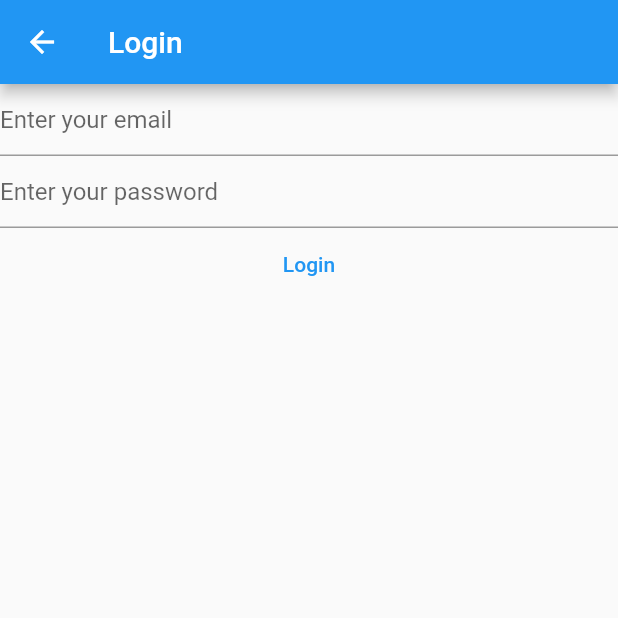
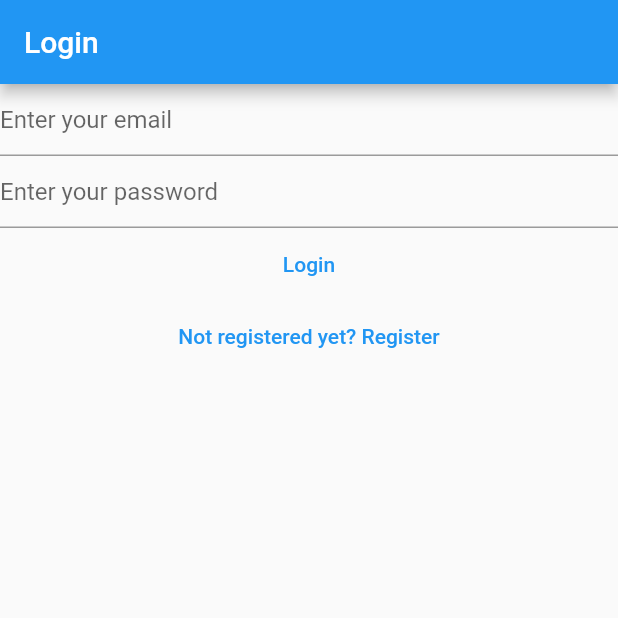
Before and after one commit to David-codes0/Cloud-Note-App-Using-FLutter-Bloc, a Flutter app: the Loginview screen opened directly, on a phone screen of 412 x 824 dp, the top half of it. Run offline on Flutter 3.47's test engine with Material 2 defaults, Android fonts, the light colour scheme and no system bars; our stand-ins replace firebase_auth, firebase_core; accounts and stored records are empty.

Commit message:
updated development

```diff
--- a/lib/views/login_view.dart
+++ b/lib/views/login_view.dart
@@ -1,7 +1,6 @@
 import 'package:firebase_auth/firebase_auth.dart';
-import 'package:firebase_core/firebase_core.dart';
 import 'package:flutter/material.dart';
-import 'package:mynotes/firebase_options.dart';
+
 
 class Loginview extends StatefulWidget {
   const Loginview({Key? key}) : super(key: key);
@@ -30,15 +29,10 @@
 
   @override
   Widget build(BuildContext context) {
-    return Scaffold(appBar: AppBar(
-        title: const Text("Login"),
+  return Scaffold( appBar:
+   AppBar(title: const Text('Login'),
    ),
-        body: FutureBuilder(future:  Firebase.initializeApp(
-              options: DefaultFirebaseOptions.currentPlatform),
-              builder: (context,snapshot){
-                switch (snapshot.connectionState) {
-                  case ConnectionState.done:
-                   return Column(
+    body: Column(
                      children: [
                     TextField(
                 controller: _email,
@@ -70,26 +64,23 @@
                  if (e.code == 'user-not-found'){
                    print('User not Found');
                  }
-               else
-                print('Wrong Password');
-
+                 else if (e.code == 'wrong-password'){
+                  print(e.code);
+                 }
                 }
 
 
               },
               child: const Text('Login'),
               ),
+              TextButton(onPressed: () {
+                Navigator.of(context).pushNamedAndRemoveUntil('/register/',
+                (route) => false);
+              },
+            child: const  Text('Not registered yet? Register')
+          ),
         ],
-          );
-                default:
-                  return const Text('Waiting...');
-                }
-
-              },
-
       ),
-
     );
   }
-
 }
```
Also changed, not shown: lib/main.dart (+20 -16 lines), lib/views/register_view.dart (+16 -20 lines). Lines whose indentation alone changed are shown as unchanged.
